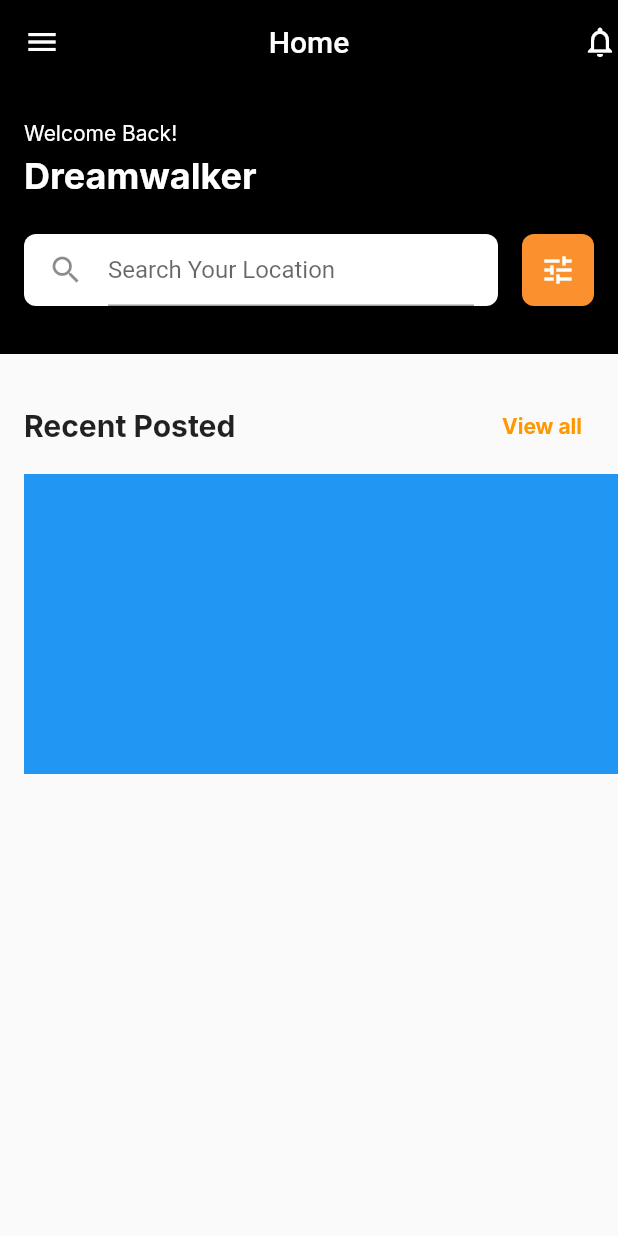
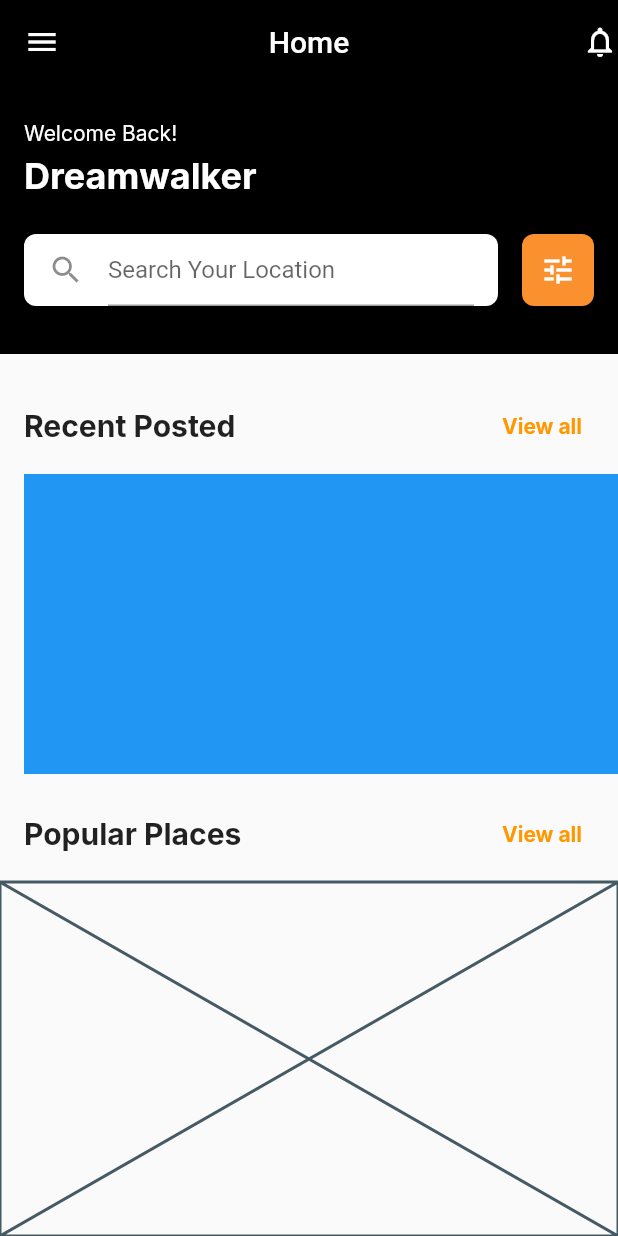
Before and after one commit to JAICHANGPARK/flutter_notebook_chapter_24, a Flutter app: the PropertyMainPage screen opened directly, on a phone screen of 412 x 824 dp. Run offline on Flutter 3.47's test engine with Material 2 defaults, Android fonts, the phone set to English and light mode, and no system bars; our stand-ins replace flutter_riverpod, freezed_annotation, google_fonts, ionicons, percent_indicator; missing offline and left inert: crypto_font_icons; network calls fail.

Commit message:
Update property_main_page.dart

```diff
--- a/lib/ep1393_property_app/view/property_main_page.dart
+++ b/lib/ep1393_property_app/view/property_main_page.dart
@@ -131,8 +131,38 @@ class _PropertyMainPageState extends State<PropertyMainPage> {
                     width: 160,
                   );
                 }),
+          ),
+          Padding(
+            padding: const EdgeInsets.fromLTRB(16, 16, 16, 8),
+            child: Row(
+              mainAxisAlignment: MainAxisAlignment.spaceBetween,
+              children: [
+                Text(
+                  "Popular Places",
+                  style: GoogleFonts.inter(
+                    fontWeight: FontWeight.bold,
+                    fontSize: 20,
+                  ),
+                ),
+                TextButton(
+                  onPressed: () {},
+                  style: TextButton.styleFrom(
+                    foregroundColor: Colors.orange,
+                    textStyle: GoogleFonts.inter(
+                      fontWeight: FontWeight.bold,
+                      fontSize: 14,
+                    ),
+                  ),
+                  child: Text(
+                    "View all",
+                  ),
                 )
               ],
-        ));
+            ),
+          ),
+          Expanded(child: Placeholder()),
+        ],
+      ),
+    );
   }
 }
```
Lines whose indentation alone changed are shown as unchanged.
